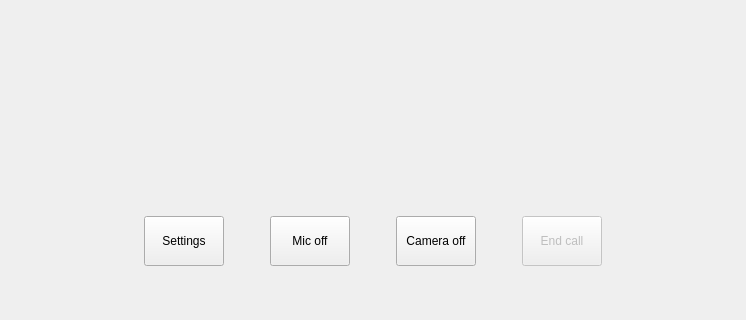
The window that ui/callwindow.ui (ultravideo/uvgComm) describes before a commit, drawn with Qt 5; both pictures show x 353 to 1099 and y 400 to 720 of the 1280 by 720 pixel window.
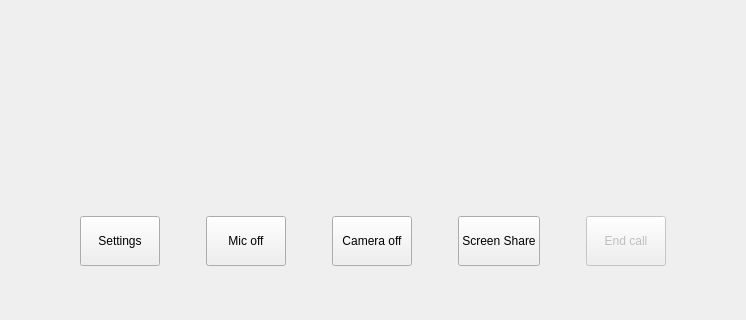
The same window after the commit. Custom widgets are drawn as their Qt base class.

Commit message: feature(GUI): Screen sharing. Shares only the main screen at the moment.

```diff
--- a/ui/callwindow.ui
+++ b/ui/callwindow.ui
@@ -179,6 +179,22 @@
          </property>
         </spacer>
        </item>
+       <item>
+        <widget class="QPushButton" name="screen_share">
+         <property name="minimumSize">
+          <size>
+           <width>50</width>
+           <height>50</height>
+          </size>
+         </property>
+         <property name="toolTip">
+          <string>Share Screen</string>
+         </property>
+         <property name="text">
+          <string>Screen Share</string>
+         </property>
+        </widget>
+       </item>
        <item>
         <widget class="QWidget" name="endcallHolder" native="true">
          <property name="sizePolicy">
@@ -209,6 +225,19 @@
           <property name="bottomMargin">
            <number>0</number>
           </property>
+          <item>
+           <spacer name="horizontalSpacer_9">
+            <property name="orientation">
+             <enum>Qt::Horizontal</enum>
+            </property>
+            <property name="sizeHint" stdset="0">
+             <size>
+              <width>40</width>
+              <height>20</height>
+             </size>
+            </property>
+           </spacer>
+          </item>
           <item>
            <widget class="QPushButton" name="EndCallButton">
             <property name="enabled">
```
Left out of the diff: 6 changed lines with no effect on the pictures. The commit also changes 7 other files.
